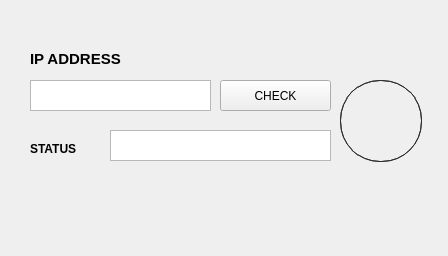
Qt form testing/mainwindow.ui (Khan07fahad/nms) before a commit.
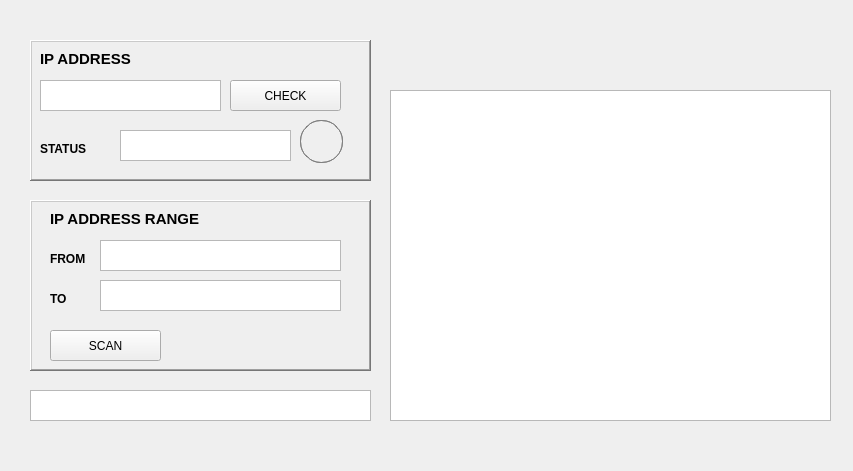
The same form after that commit.

Patch:
```diff
--- a/testing/mainwindow.ui
+++ b/testing/mainwindow.ui
@@ -6,19 +6,167 @@
    <rect>
     <x>0</x>
     <y>0</y>
-    <width>448</width>
-    <height>256</height>
+    <width>853</width>
+    <height>471</height>
    </rect>
   </property>
   <property name="windowTitle">
    <string>Axiom Network System</string>
   </property>
   <widget class="QWidget" name="centralWidget">
+   <widget class="QFrame" name="frame_2">
+    <property name="geometry">
+     <rect>
+      <x>30</x>
+      <y>200</y>
+      <width>341</width>
+      <height>171</height>
+     </rect>
+    </property>
+    <property name="frameShape">
+     <enum>QFrame::WinPanel</enum>
+    </property>
+    <property name="frameShadow">
+     <enum>QFrame::Raised</enum>
+    </property>
+    <widget class="QLabel" name="label_5">
+     <property name="geometry">
+      <rect>
+       <x>20</x>
+       <y>90</y>
+       <width>67</width>
+       <height>17</height>
+      </rect>
+     </property>
+     <property name="font">
+      <font>
+       <weight>75</weight>
+       <bold>true</bold>
+      </font>
+     </property>
+     <property name="text">
+      <string>TO</string>
+     </property>
+    </widget>
+    <widget class="QTextEdit" name="ip2">
+     <property name="geometry">
+      <rect>
+       <x>70</x>
+       <y>80</y>
+       <width>241</width>
+       <height>31</height>
+      </rect>
+     </property>
+    </widget>
+    <widget class="QTextEdit" name="ip1">
+     <property name="geometry">
+      <rect>
+       <x>70</x>
+       <y>40</y>
+       <width>241</width>
+       <height>31</height>
+      </rect>
+     </property>
+    </widget>
+    <widget class="QLabel" name="label_3">
+     <property name="geometry">
+      <rect>
+       <x>20</x>
+       <y>10</y>
+       <width>161</width>
+       <height>17</height>
+      </rect>
+     </property>
+     <property name="font">
+      <font>
+       <pointsize>11</pointsize>
+       <weight>75</weight>
+       <bold>true</bold>
+       <underline>false</underline>
+       <strikeout>false</strikeout>
+       <kerning>true</kerning>
+      </font>
+     </property>
+     <property name="text">
+      <string>IP ADDRESS RANGE</string>
+     </property>
+    </widget>
+    <widget class="QPushButton" name="ping_2">
+     <property name="geometry">
+      <rect>
+       <x>20</x>
+       <y>130</y>
+       <width>111</width>
+       <height>31</height>
+      </rect>
+     </property>
+     <property name="styleSheet">
+      <string notr="true">
+s</string>
+     </property>
+     <property name="text">
+      <string>SCAN</string>
+     </property>
+    </widget>
+    <widget class="QLabel" name="label_4">
+     <property name="geometry">
+      <rect>
+       <x>20</x>
+       <y>50</y>
+       <width>67</width>
+       <height>17</height>
+      </rect>
+     </property>
+     <property name="font">
+      <font>
+       <weight>75</weight>
+       <bold>true</bold>
+      </font>
+     </property>
+     <property name="text">
+      <string>FROM</string>
+     </property>
+    </widget>
+   </widget>
+   <widget class="QFrame" name="frame_3">
+    <property name="geometry">
+     <rect>
+      <x>30</x>
+      <y>40</y>
+      <width>341</width>
+      <height>141</height>
+     </rect>
+    </property>
+    <property name="frameShape">
+     <enum>QFrame::WinPanel</enum>
+    </property>
+    <property name="frameShadow">
+     <enum>QFrame::Raised</enum>
+    </property>
+    <widget class="QLabel" name="label_2">
+     <property name="geometry">
+      <rect>
+       <x>10</x>
+       <y>100</y>
+       <width>67</width>
+       <height>17</height>
+      </rect>
+     </property>
+     <property name="font">
+      <font>
+       <weight>75</weight>
+       <bold>true</bold>
+      </font>
+     </property>
+     <property name="text">
+      <string>STATUS</string>
+     </property>
+    </widget>
    <widget class="QPushButton" name="ping">
     <property name="geometry">
      <rect>
-      <x>220</x>
-      <y>80</y>
+       <x>200</x>
+       <y>40</y>
       <width>111</width>
       <height>31</height>
      </rect>
@@ -31,31 +179,11 @@
      <string>CHECK</string>
     </property>
    </widget>
-   <widget class="QTextEdit" name="input">
-    <property name="geometry">
-     <rect>
-      <x>30</x>
-      <y>80</y>
-      <width>181</width>
-      <height>31</height>
-     </rect>
-    </property>
-   </widget>
-   <widget class="QTextBrowser" name="output">
-    <property name="geometry">
-     <rect>
-      <x>110</x>
-      <y>130</y>
-      <width>221</width>
-      <height>31</height>
-     </rect>
-    </property>
-   </widget>
    <widget class="QLabel" name="label">
     <property name="geometry">
      <rect>
-      <x>30</x>
-      <y>50</y>
+       <x>10</x>
+       <y>10</y>
       <width>91</width>
       <height>17</height>
      </rect>
@@ -74,44 +202,45 @@
      <string>IP ADDRESS</string>
     </property>
    </widget>
-   <widget class="QLabel" name="label_2">
+    <widget class="QTextBrowser" name="output">
     <property name="geometry">
      <rect>
-      <x>30</x>
-      <y>140</y>
-      <width>67</width>
-      <height>17</height>
-     </rect>
-    </property>
-    <property name="font">
-     <font>
-      <weight>75</weight>
-      <bold>true</bold>
-     </font>
-    </property>
-    <property name="text">
-     <string>STATUS</string>
+       <x>90</x>
+       <y>90</y>
+       <width>171</width>
+       <height>31</height>
+      </rect>
+     </property>
+    </widget>
+    <widget class="QTextEdit" name="input">
+     <property name="geometry">
+      <rect>
+       <x>10</x>
+       <y>40</y>
+       <width>181</width>
+       <height>31</height>
+      </rect>
     </property>
    </widget>
    <widget class="QFrame" name="frame">
     <property name="geometry">
      <rect>
-      <x>340</x>
+       <x>270</x>
       <y>80</y>
-      <width>82</width>
-      <height>82</height>
+       <width>43</width>
+       <height>43</height>
      </rect>
     </property>
     <property name="styleSheet">
      <string notr="true">background-color: transparent;
  border-style: solid;
  border-width:1px;
- border-radius:40px;
- border-color: #2d2d2d;
- max-width:80px;
- max-height:80px;
- min-width:80px;
- min-height:80px;</string>
+ border-radius:20.5px;
+ border-color: grey;
+ max-width:41px;
+ max-height:41px;
+ min-width:41px;
+ min-height:41px;</string>
     </property>
     <property name="frameShape">
      <enum>QFrame::StyledPanel</enum>
@@ -124,8 +253,8 @@
       <rect>
        <x>0</x>
        <y>0</y>
-       <width>82</width>
-       <height>82</height>
+        <width>43</width>
+        <height>43</height>
       </rect>
      </property>
      <property name="text">
@@ -134,6 +263,27 @@
     </widget>
    </widget>
   </widget>
+   <widget class="QTextBrowser" name="ot">
+    <property name="geometry">
+     <rect>
+      <x>390</x>
+      <y>90</y>
+      <width>441</width>
+      <height>331</height>
+     </rect>
+    </property>
+   </widget>
+   <widget class="QTextBrowser" name="ot2">
+    <property name="geometry">
+     <rect>
+      <x>30</x>
+      <y>390</y>
+      <width>341</width>
+      <height>31</height>
+     </rect>
+    </property>
+   </widget>
+  </widget>
   <widget class="QMenuBar" name="menuBar">
    <property name="geometry">
     <rect>
```
Left out of the diff: 2 changed lines with no effect on the pictures. Lines whose indentation alone changed are shown as unchanged.
